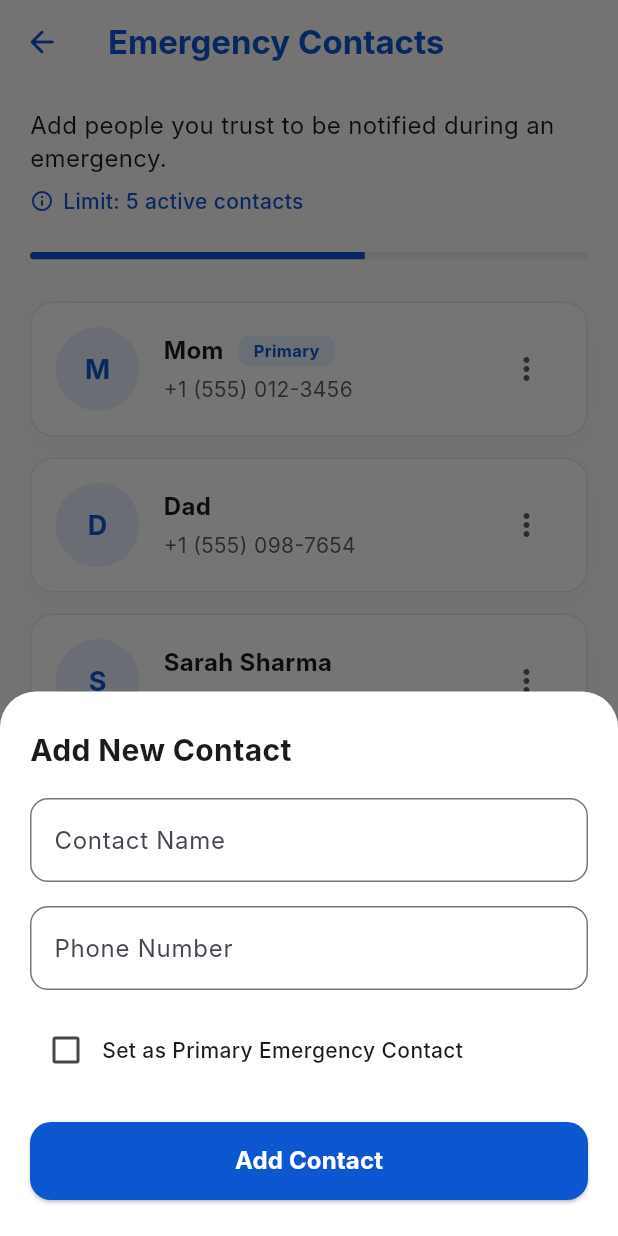
After one commit to SidFlames/twoppl-v2v, a Flutter app: the EmergencyContactsScreen screen opened directly, after a tap on "+ Add New Contact", on a phone screen of 412 x 824 dp. The commit adds this screen. Run offline on Flutter 3.47's test engine with Material 3 defaults, Android fonts, the phone set to English and light mode, and no system bars; our stand-ins replace image_picker; Roboto replaces fonts that are missing (Inter).

Commit message:
feat: Add Emergency Contacts screen matching design UI and wire up flow from permissions

```diff
--- /dev/null
+++ b/lumora/lib/screens/emergency_contacts_screen.dart
@@ -0,0 +1,522 @@
+import 'package:flutter/material.dart';
+
+class ContactItem {
+  final String name;
+  final String phone;
+  final bool isPrimary;
+  final String? imageAsset; // We can use a letter avatar or initials if no image
+
+  ContactItem({
+    required this.name,
+    required this.phone,
+    this.isPrimary = false,
+    this.imageAsset,
+  });
+
+  ContactItem copyWith({
+    String? name,
+    String? phone,
+    bool? isPrimary,
+    String? imageAsset,
+  }) {
+    return ContactItem(
+      name: name ?? this.name,
+      phone: phone ?? this.phone,
+      isPrimary: isPrimary ?? this.isPrimary,
+      imageAsset: imageAsset ?? this.imageAsset,
+    );
+  }
+}
+
+class EmergencyContactsScreen extends StatefulWidget {
+  const EmergencyContactsScreen({super.key});
+
+  @override
+  State<EmergencyContactsScreen> createState() => _EmergencyContactsScreenState();
+}
+
+class _EmergencyContactsScreenState extends State<EmergencyContactsScreen> {
+  static const _primary = Color(0xFF0C56D0);
+  static const _surface = Color(0xFFFCF8FB);
+  static const _onSurface = Color(0xFF1B1B1D);
+  static const _secondary = Color(0xFF595F66);
+  static const _border = Color(0xFFC3C6D6);
+  static const _lightBlue = Color(0xFFE8F0FE);
+
+  final List<ContactItem> _contacts = [
+    ContactItem(name: 'Mom', phone: '+1 (555) 012-3456', isPrimary: true),
+    ContactItem(name: 'Dad', phone: '+1 (555) 098-7654'),
+    ContactItem(name: 'Sarah Sharma', phone: '+1 (555) 443-2211'),
+  ];
+
+  void _addNewContact(String name, String phone, bool isPrimary) {
+    if (_contacts.length >= 5) {
+      ScaffoldMessenger.of(context).showSnackBar(
+        const SnackBar(content: Text('Limit: 5 active contacts reached.')),
+      );
+      return;
+    }
+
+    setState(() {
+      if (isPrimary) {
+        // Reset other primary contacts
+        for (var i = 0; i < _contacts.length; i++) {
+          _contacts[i] = _contacts[i].copyWith(isPrimary: false);
+        }
+      }
+      _contacts.add(ContactItem(name: name, phone: phone, isPrimary: isPrimary));
+    });
+  }
+
+  void _showAddContactSheet() {
+    final nameController = TextEditingController();
+    final phoneController = TextEditingController();
+    bool isPrimary = _contacts.isEmpty;
+
+    showModalBottomSheet<void>(
+      context: context,
+      isScrollControlled: true,
+      backgroundColor: Colors.white,
+      shape: const RoundedRectangleBorder(
+        borderRadius: BorderRadius.vertical(top: Radius.circular(24)),
+      ),
+      builder: (context) {
+        return StatefulBuilder(
+          builder: (context, setSheetState) {
+            return Padding(
+              padding: EdgeInsets.only(
+                bottom: MediaQuery.of(context).viewInsets.bottom + 24,
+                left: 20,
+                right: 20,
+                top: 24,
+              ),
+              child: Column(
+                mainAxisSize: MainAxisSize.min,
+                crossAxisAlignment: CrossAxisAlignment.stretch,
+                children: [
+                  const Text(
+                    'Add New Contact',
+                    style: TextStyle(
+                      fontSize: 20,
+                      fontWeight: FontWeight.bold,
+                      color: _onSurface,
+                    ),
+                  ),
+                  const SizedBox(height: 18),
+                  TextField(
+                    controller: nameController,
+                    decoration: InputDecoration(
+                      labelText: 'Contact Name',
+                      hintText: 'e.g. Mom, Partner, Friend',
+                      border: OutlineInputBorder(
+                        borderRadius: BorderRadius.circular(12),
+                      ),
+                    ),
+                  ),
+                  const SizedBox(height: 16),
+                  TextField(
+                    controller: phoneController,
+                    keyboardType: TextInputType.phone,
+                    decoration: InputDecoration(
+                      labelText: 'Phone Number',
+                      hintText: '+1 (555) 000-0000',
+                      border: OutlineInputBorder(
+                        borderRadius: BorderRadius.circular(12),
+                      ),
+                    ),
+                  ),
+                  const SizedBox(height: 16),
+                  Row(
+                    children: [
+                      Checkbox(
+                        value: isPrimary,
+                        activeColor: _primary,
+                        onChanged: (val) {
+                          setSheetState(() {
+                            isPrimary = val ?? false;
+                          });
+                        },
+                      ),
+                      const Text(
+                        'Set as Primary Emergency Contact',
+                        style: TextStyle(
+                          fontWeight: FontWeight.w500,
+                          fontSize: 14,
+                        ),
+                      ),
+                    ],
+                  ),
+                  const SizedBox(height: 24),
+                  ElevatedButton(
+                    style: ElevatedButton.styleFrom(
+                      backgroundColor: _primary,
+                      foregroundColor: Colors.white,
+                      minimumSize: const Size.fromHeight(52),
+                      shape: RoundedRectangleBorder(
+                        borderRadius: BorderRadius.circular(14),
+                      ),
+                    ),
+                    onPressed: () {
+                      if (nameController.text.trim().isEmpty ||
+                          phoneController.text.trim().isEmpty) {
+                        return;
+                      }
+                      _addNewContact(
+                        nameController.text.trim(),
+                        phoneController.text.trim(),
+                        isPrimary,
+                      );
+                      Navigator.of(context).pop();
+                    },
+                    child: const Text(
+                      'Add Contact',
+                      style: TextStyle(fontSize: 16, fontWeight: FontWeight.bold),
+                    ),
+                  ),
+                ],
+              ),
+            );
+          },
+        );
+      },
+    );
+  }
+
+  void _showContactMenu(int index) {
+    showModalBottomSheet<void>(
+      context: context,
+      backgroundColor: Colors.white,
+      shape: const RoundedRectangleBorder(
+        borderRadius: BorderRadius.vertical(top: Radius.circular(20)),
+      ),
+      builder: (context) {
+        return SafeArea(
+          child: Column(
+            mainAxisSize: MainAxisSize.min,
+            children: [
+              ListTile(
+                leading: const Icon(Icons.star_border_rounded, color: _primary),
+                title: const Text('Make Primary Contact'),
+                onTap: () {
+                  setState(() {
+                    for (var i = 0; i < _contacts.length; i++) {
+                      _contacts[i] = _contacts[i].copyWith(isPrimary: i == index);
+                    }
+                  });
+                  Navigator.of(context).pop();
+                },
+              ),
+              ListTile(
+                leading: const Icon(Icons.delete_outline_rounded, color: Colors.red),
+                title: const Text('Remove Contact', style: TextStyle(color: Colors.red)),
+                onTap: () {
+                  setState(() {
+                    _contacts.removeAt(index);
+                  });
+                  Navigator.of(context).pop();
+                },
+              ),
+            ],
+          ),
+        );
+      },
+    );
+  }
+
+  @override
+  Widget build(BuildContext context) {
+    return Scaffold(
+      backgroundColor: _surface,
+      appBar: AppBar(
+        backgroundColor: _surface,
+        elevation: 0,
+        scrolledUnderElevation: 0,
+        leading: IconButton(
+          icon: const Icon(Icons.arrow_back_rounded, color: _primary),
+          onPressed: () => Navigator.of(context).pop(),
+        ),
+        title: const Text(
+          'Emergency Contacts',
+          style: TextStyle(
+            color: _primary,
+            fontWeight: FontWeight.bold,
+            fontSize: 22,
+          ),
+        ),
+        centerTitle: false,
+      ),
+      body: Stack(
+        children: [
+          // Scrollable Content
+          SafeArea(
+            child: SingleChildScrollView(
+              padding: const EdgeInsets.only(
+                left: 20,
+                right: 20,
+                top: 8,
+                bottom: 120, // Space for bottom action button
+              ),
+              child: Column(
+                crossAxisAlignment: CrossAxisAlignment.stretch,
+                children: [
+                  const SizedBox(height: 8),
+                  const Text(
+                    'Add people you trust to be notified during an emergency.',
+                    style: TextStyle(
+                      fontSize: 16,
+                      color: _onSurface,
+                      height: 1.4,
+                    ),
+                  ),
+                  const SizedBox(height: 8),
+                  Row(
+                    children: const [
+                      Icon(Icons.info_outline_rounded, size: 16, color: _primary),
+                      SizedBox(width: 6),
+                      Text(
+                        'Limit: 5 active contacts',
+                        style: TextStyle(
+                          fontSize: 14,
+                          color: _primary,
+                          fontWeight: FontWeight.w500,
+                        ),
+                      ),
+                    ],
+                  ),
+                  const SizedBox(height: 24),
+
+                  // Progress Bar
+                  ClipRRect(
+                    borderRadius: BorderRadius.circular(99),
+                    child: Container(
+                      height: 5,
+                      color: _border.withValues(alpha: 0.3),
+                      child: Row(
+                        children: [
+                          Expanded(
+                            flex: 6, // progress indicator
+                            child: Container(color: _primary),
+                          ),
+                          const Expanded(
+                            flex: 4, // remaining indicator
+                            child: SizedBox.shrink(),
+                          ),
+                        ],
+                      ),
+                    ),
+                  ),
+                  const SizedBox(height: 28),
+
+                  // Contacts List
+                  ListView.separated(
+                    shrinkWrap: true,
+                    physics: const NeverScrollableScrollPhysics(),
+                    itemCount: _contacts.length,
+                    separatorBuilder: (context, index) => const SizedBox(height: 14),
+                    itemBuilder: (context, index) {
+                      final contact = _contacts[index];
+                      return Container(
+                        padding: const EdgeInsets.all(16),
+                        decoration: BoxDecoration(
+                          color: Colors.white,
+                          borderRadius: BorderRadius.circular(16),
+                          border: Border.all(color: _border.withValues(alpha: 0.4)),
+                          boxShadow: [
+                            BoxShadow(
+                              color: Colors.black.withValues(alpha: 0.015),
+                              blurRadius: 10,
+                              offset: const Offset(0, 4),
+                            ),
+                          ],
+                        ),
+                        child: Row(
+                          children: [
+                            // Avatar Icon or Initial
+                            CircleAvatar(
+                              radius: 28,
+                              backgroundColor: _primary.withValues(alpha: 0.1),
+                              child: Text(
+                                contact.name.isNotEmpty ? contact.name[0].toUpperCase() : 'C',
+                                style: const TextStyle(
+                                  color: _primary,
+                                  fontWeight: FontWeight.bold,
+                                  fontSize: 18,
+                                ),
+                              ),
+                            ),
+                            const SizedBox(width: 16),
+                            // Details
+                            Expanded(
+                              child: Column(
+                                crossAxisAlignment: CrossAxisAlignment.start,
+                                children: [
+                                  Row(
+                                    children: [
+                                      Text(
+                                        contact.name,
+                                        style: const TextStyle(
+                                          fontSize: 16,
+                                          fontWeight: FontWeight.bold,
+                                          color: _onSurface,
+                                        ),
+                                      ),
+                                      if (contact.isPrimary) ...[
+                                        const SizedBox(width: 10),
+                                        Container(
+                                          padding: const EdgeInsets.symmetric(
+                                            horizontal: 10,
+                                            vertical: 2,
+                                          ),
+                                          decoration: BoxDecoration(
+                                            color: _lightBlue,
+                                            borderRadius: BorderRadius.circular(6),
+                                          ),
+                                          child: const Text(
+                                            'Primary',
+                                            style: TextStyle(
+                                              fontSize: 11,
+                                              fontWeight: FontWeight.bold,
+                                              color: _primary,
+                                            ),
+                                          ),
+                                        ),
+                                      ],
+                                    ],
+                                  ),
+                                  const SizedBox(height: 4),
+                                  Text(
+                                    contact.phone,
+                                    style: const TextStyle(
+                                      fontSize: 14,
+                                      color: _secondary,
+                                    ),
+                                  ),
+                                ],
+                              ),
+                            ),
+                            // Action Button
+                            IconButton(
+                              icon: const Icon(Icons.more_vert_rounded, color: _secondary),
+                              onPressed: () => _showContactMenu(index),
+                            ),
+                          ],
+                        ),
+                      );
+                    },
+                  ),
+
+                  // Add New Contact Dotted Button
+                  if (_contacts.length < 5) ...[
+                    const SizedBox(height: 14),
+                    InkWell(
+                      onTap: _showAddContactSheet,
+                      borderRadius: BorderRadius.circular(16),
+                      child: Container(
+                        padding: const EdgeInsets.symmetric(vertical: 24),
+                        decoration: BoxDecoration(
+                          borderRadius: BorderRadius.circular(16),
+                          border: Border.all(
+                            color: _border.withValues(alpha: 0.6),
+                            style: BorderStyle.solid, // Use simple solid or custom painter for dashes
+                          ),
+                        ),
+                        child: Column(
+                          children: const [
+                            Icon(Icons.person_add_alt_1_rounded, size: 28, color: _secondary),
+                            SizedBox(height: 8),
+                            Text(
+                              '+ Add New Contact',
+                              style: TextStyle(
+                                fontSize: 15,
+                                fontWeight: FontWeight.bold,
+                                color: _secondary,
+                              ),
+                            ),
+                          ],
+                        ),
+                      ),
+                    ),
+                  ],
+
+                  const SizedBox(height: 24),
+
+                  // Privacy Information Box
+                  Container(
+                    padding: const EdgeInsets.all(16),
+                    decoration: BoxDecoration(
+                      color: const Color(0xFFF9F9FB),
+                      borderRadius: BorderRadius.circular(14),
+                    ),
+                    child: Row(
+                      crossAxisAlignment: CrossAxisAlignment.start,
+                      children: const [
+                        Icon(Icons.verified_user_outlined, color: _primary, size: 20),
+                        SizedBox(width: 12),
+                        Expanded(
+                          child: Text(
+                            'Your contacts are only notified when you trigger a "High-Priority" SOS or fail to check-in. Their data is encrypted and never shared.',
+                            style: TextStyle(
+                              fontSize: 13,
+                              height: 1.45,
+                              color: _secondary,
+                            ),
+                          ),
+                        ),
+                      ],
+                    ),
+                  ),
+                ],
+              ),
+            ),
+          ),
+
+          // Bottom Action Button
+          Positioned(
+            bottom: 0,
+            left: 0,
+            right: 0,
+            child: Container(
+              padding: const EdgeInsets.fromLTRB(20, 16, 20, 32),
+              decoration: BoxDecoration(
+                color: Colors.white.withValues(alpha: 0.95),
+                border: Border(
+                  top: BorderSide(
+                    color: _border.withValues(alpha: 0.2),
+                    width: 1,
+                  ),
+                ),
+              ),
+              child: ElevatedButton(
+                style: ElevatedButton.styleFrom(
+                  backgroundColor: _primary,
+                  foregroundColor: Colors.white,
+                  minimumSize: const Size.fromHeight(56),
+                  shape: RoundedRectangleBorder(
+                    borderRadius: BorderRadius.circular(14),
+                  ),
+                  elevation: 2,
+                ),
+                onPressed: () {
+                  ScaffoldMessenger.of(context).showSnackBar(
+                    const SnackBar(
+                      content: Text('Contacts saved successfully!'),
+                      backgroundColor: _primary,
+                    ),
+                  );
+                  Navigator.of(context).pop();
+                },
+                child: const Text(
+                  'Save & Continue',
+                  style: TextStyle(
+                    fontSize: 16,
+                    fontWeight: FontWeight.bold,
+                  ),
+                ),
+              ),
+            ),
+          ),
+        ],
+      ),
+    );
+  }
+}
--- a/lumora/lib/screens/permissions_screen.dart
+++ b/lumora/lib/screens/permissions_screen.dart
@@ -1,4 +1,5 @@
 import 'package:flutter/material.dart';
+import 'emergency_contacts_screen.dart';
 
 class PermissionsScreen extends StatefulWidget {
   const PermissionsScreen({super.key});
@@ -52,17 +53,14 @@ class _PermissionsScreenState extends State<PermissionsScreen> {
         _batteryOptimization = true;
       });
 
-      // Navigate back / reload / go to home after 2 seconds
+      // Navigate to EmergencyContactsScreen after 2 seconds
       Future.delayed(const Duration(milliseconds: 2000), () {
         if (!mounted) return;
-        // Pop or show home dialog
-        ScaffoldMessenger.of(context).showSnackBar(
-          const SnackBar(
-            content: Text('All protection services are now active!'),
-            backgroundColor: _primary,
+        Navigator.of(context).push(
+          MaterialPageRoute<void>(
+            builder: (_) => const EmergencyContactsScreen(),
           ),
         );
-        Navigator.of(context).pop();
       });
     });
   }
```
